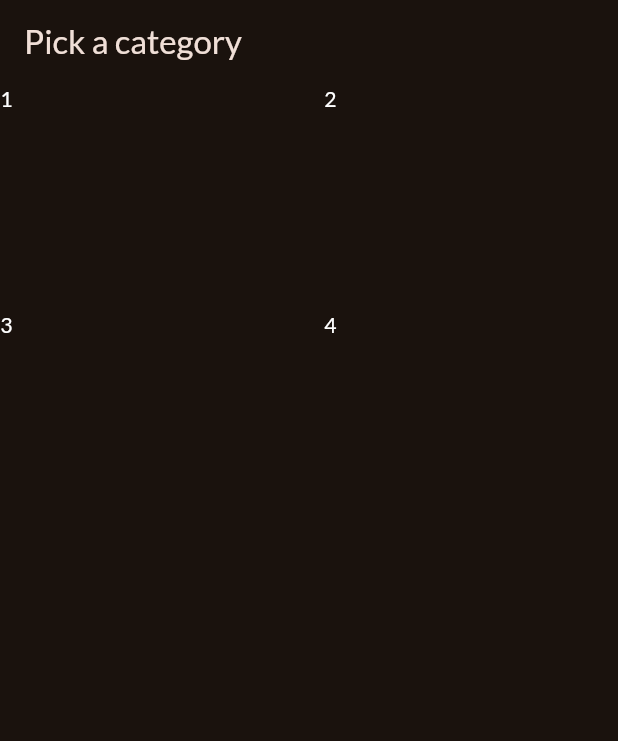
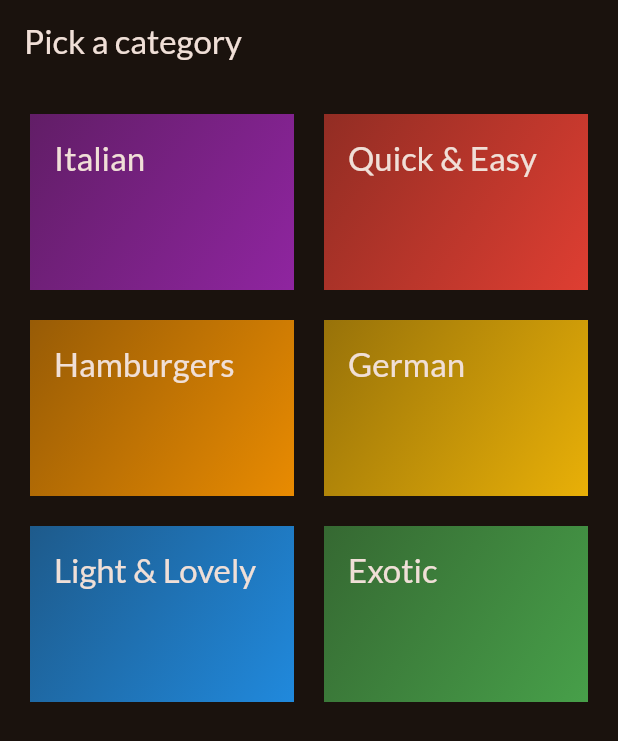
Before and after one commit to bhimz/flutterdemo, a Flutter app: the screen it shows after launch, on a phone screen of 412 x 824 dp. Shown: the top 741 px of the screen. Run offline on Flutter 3.47's test engine with Material 3 defaults, Android fonts, the phone set to English and light mode, and no system bars; our stand-ins replace google_fonts.

Commit message:
Add category widget and dummy data

```diff
--- /dev/null
+++ b/lib/data/dummy_data.dart
@@ -0,0 +1,35 @@
+import 'package:mealsapp/model/category.dart';
+import 'package:flutter/material.dart';
+
+const availableCategories = [
+  Category(
+    id: 'c1',
+    title: 'Italian',
+    color: Colors.purple,
+  ),
+  Category(
+    id: 'c2',
+    title: 'Quick & Easy',
+    color: Colors.red,
+  ),
+  Category(
+    id: 'c3',
+    title: 'Hamburgers',
+    color: Colors.orange,
+  ),
+  Category(
+    id: 'c4',
+    title: 'German',
+    color: Colors.amber,
+  ),
+  Category(
+    id: 'c5',
+    title: 'Light & Lovely',
+    color: Colors.blue,
+  ),
+  Category(
+    id: 'c6',
+    title: 'Exotic',
+    color: Colors.green,
+  ),
+];
--- a/lib/main.dart
+++ b/lib/main.dart
@@ -1,6 +1,6 @@
 import 'package:flutter/material.dart';
 import 'package:google_fonts/google_fonts.dart';
-import 'package:mealsapp/categories.dart';
+import 'package:mealsapp/screen/categories.dart';
 
 final theme = ThemeData(
   useMaterial3: true,
--- /dev/null
+++ b/lib/model/category.dart
@@ -0,0 +1,13 @@
+import 'package:flutter/material.dart';
+
+class Category {
+  const Category({
+    required this.id,
+    required this.title,
+    this.color = Colors.orange,
+  });
+
+  final String id;
+  final String title;
+  final Color color;
+}
--- a/lib/categories.dart
+++ b/lib/screen/categories.dart
@@ -1,4 +1,6 @@
 import 'package:flutter/material.dart';
+import 'package:mealsapp/data/dummy_data.dart';
+import 'package:mealsapp/widget/category_item.dart';
 
 class CategoryScreen extends StatelessWidget {
   const CategoryScreen({super.key});
@@ -10,18 +12,16 @@ class CategoryScreen extends StatelessWidget {
         title: const Text('Pick a category'),
       ),
       body:  GridView(
+        padding: const EdgeInsets.all(20),
         gridDelegate: const SliverGridDelegateWithFixedCrossAxisCount(
             crossAxisCount: 2,
             childAspectRatio: 1.5,
             crossAxisSpacing: 20,
             mainAxisSpacing: 20,
           ),
-          children: [
-            Text("1", style: TextStyle(color: Colors.white)),
-            Text("2", style: TextStyle(color: Colors.white)),
-            Text("3", style: TextStyle(color: Colors.white)),
-            Text("4", style: TextStyle(color: Colors.white)),
-          ],
+          children: availableCategories.map((category) =>
+            CategoryItem(category: category)
+          ).toList(),
         ),
     );
   }
--- /dev/null
+++ b/lib/widget/category_item.dart
@@ -0,0 +1,28 @@
+import 'package:flutter/material.dart';
+import 'package:mealsapp/model/category.dart';
+
+class CategoryItem extends StatelessWidget {
+  const CategoryItem({super.key, required this.category});
+
+  final Category category;
+
+  @override
+  Widget build(BuildContext context) {
+    return Container(
+      padding: const EdgeInsets.all(16),
+      decoration: BoxDecoration(
+        gradient: LinearGradient(
+          colors: [
+            category.color.withValues(alpha: 0.55),
+            category.color.withValues(alpha: 0.9),
+          ],
+          begin: Alignment.topLeft,
+          end: Alignment.bottomRight,
+        ),
+      ),
+      child: Text(category.title, style: Theme.of(context).textTheme.titleLarge!.copyWith(
+        color: Theme.of(context).colorScheme.onSurface,
+      )),
+    );
+  }
+}
```
